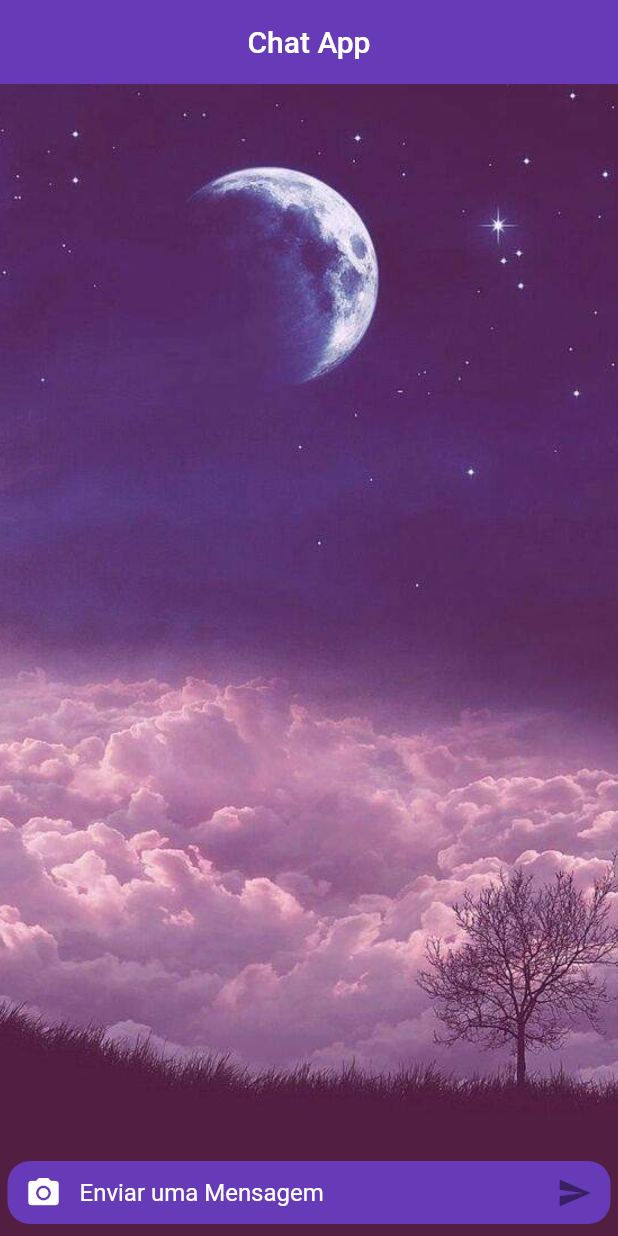
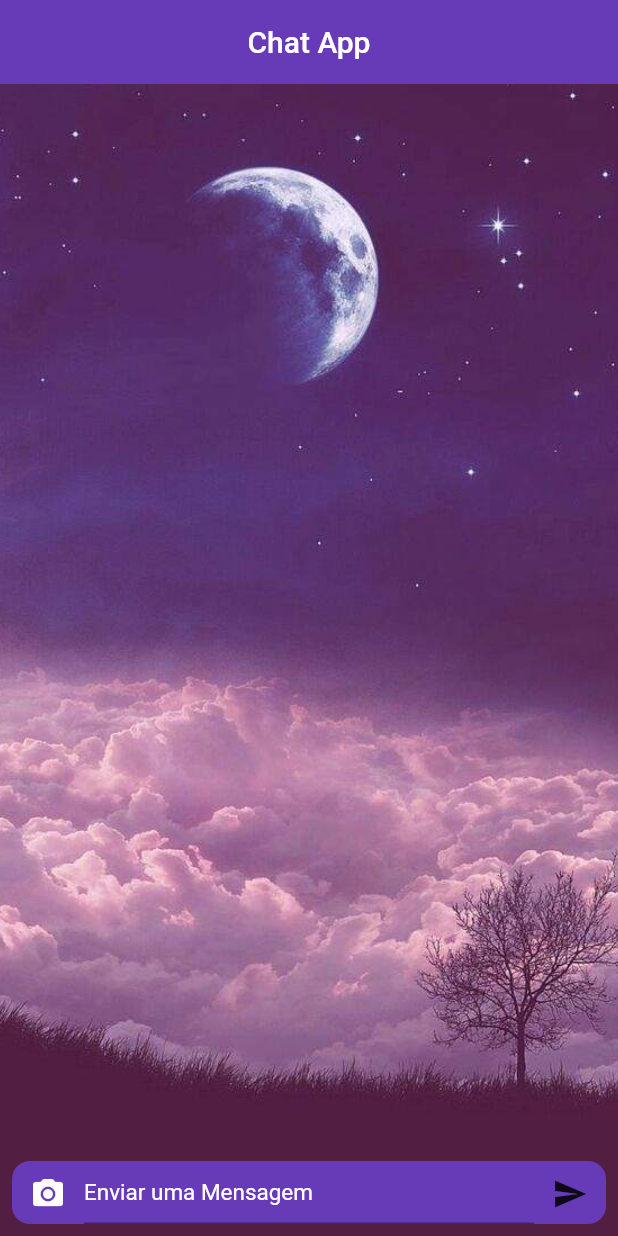
Before and after one commit to MichelHanzenScheeren/chat_online, a Flutter app: the screen it shows after launch, on a phone screen of 412 x 824 dp. Run offline on Flutter 3.47's test engine with Material 2 defaults, Android fonts, the phone set to English and light mode, and no system bars; our stand-ins replace cloud_firestore, firebase_auth, firebase_storage, google_sign_in, image_picker; accounts and stored records are empty.

```diff
--- a/lib/app/myApp.dart
+++ b/lib/app/myApp.dart
@@ -8,7 +8,7 @@ class MyApp extends StatelessWidget {
       title: "Chat Online",
       debugShowCheckedModeBanner: false,
       theme: ThemeData(
-        disabledColor: Colors.black45,
+        disabledColor: Colors.black87,
         primaryColor: Colors.deepPurple,
         hintColor: Colors.white,
         textTheme: TextTheme(
--- a/lib/app/pages/chatPage/textComposer.dart
+++ b/lib/app/pages/chatPage/textComposer.dart
@@ -20,24 +20,28 @@ class _TextComposerState extends State<TextComposer> {
       height: 42,
       decoration: BoxDecoration(
         shape: BoxShape.rectangle,
-        borderRadius: BorderRadius.circular(15),
+        borderRadius: BorderRadius.circular(12),
         color: Colors.deepPurple,
       ),
-      margin: const EdgeInsets.symmetric(horizontal: 5, vertical: 8),
+      margin: const EdgeInsets.symmetric(horizontal: 8, vertical: 8),
       child: Row(
         crossAxisAlignment: CrossAxisAlignment.center,
         children: <Widget>[
           IconButton(
+            alignment: Alignment.bottomCenter,
             icon: Icon(Icons.photo_camera),
             onPressed: _getFile,
           ),
           Expanded(
             child: TextField(
+              expands: true,
+              maxLines: null,
+              minLines: null,
               controller: _controller,
-              decoration: InputDecoration.collapsed(
+              decoration: InputDecoration(
                   hintText: "Enviar uma Mensagem",
-                  hintStyle: TextStyle(fontSize: 16)),
-              style: TextStyle(color: Colors.white, fontSize: 16),
+                  hintStyle: TextStyle(fontSize: 15)),
+              style: TextStyle(color: Colors.white, fontSize: 15),
               onChanged: (text) {
                 setState(() => _haveText = text.isNotEmpty);
               },
@@ -49,6 +53,7 @@ class _TextComposerState extends State<TextComposer> {
             ),
           ),
           IconButton(
+            alignment: Alignment.bottomCenter,
             icon: Icon(
               Icons.send,
             ),
```
Also changed, not shown: lib/app/pages/chatPage/chatMessage.dart (+9 -5 lines).
